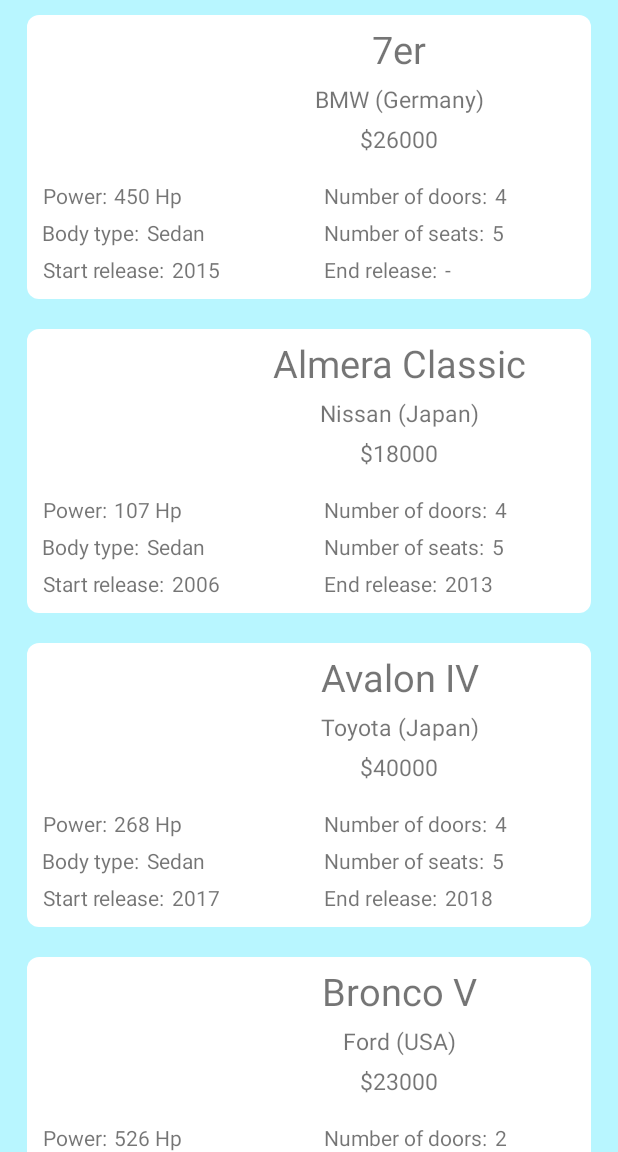
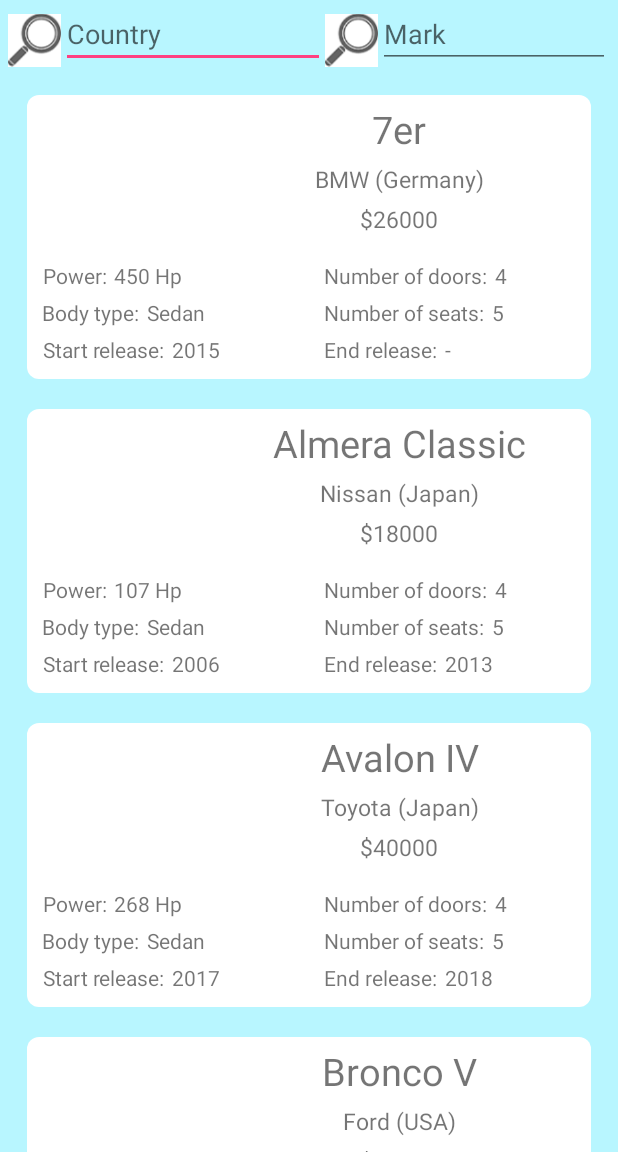
Before and after one commit to Alherd/CarsApp, an Android app: the screen it shows after launch (MainActivity), on a phone screen of 412 x 824 dp, the part 84-1236 px from its top. Run offline under Robolectric (Android 15) with nearby library versions, the phone set to English and light mode, and no system bars; our stand-ins replace Picasso; 1 statement that could not run was skipped.

Commit message:
add filter by country

```diff
--- a/app/src/main/java/com/example/alherd/carapp/activities/CarActivity.java
+++ b/app/src/main/java/com/example/alherd/carapp/activities/CarActivity.java
@@ -41,7 +41,7 @@ public final class CarActivity extends AppCompatActivity implements ActivityComp
     private DatabaseHelperMethods databaseHelperMethods;
     private ImageView mPhotoView;
     private Car car = new Car();
-    Car car1;
+    private Car car1;
 
     @Override
     protected void onCreate(Bundle savedInstanceState) {
@@ -84,7 +84,9 @@ public final class CarActivity extends AppCompatActivity implements ActivityComp
             Bitmap bm = BitmapFactory.decodeStream(is);
             mPhotoView.setImageBitmap(bm);
             try {
-                is.close();
+                if(is!=null){
+                    is.close();
+                }
             } catch (IOException e) {
                 e.printStackTrace();
             }
--- a/app/src/main/java/com/example/alherd/carapp/activities/MainActivity.java
+++ b/app/src/main/java/com/example/alherd/carapp/activities/MainActivity.java
@@ -10,6 +10,8 @@ import android.support.v7.widget.RecyclerView;
 import android.view.Menu;
 import android.view.MenuItem;
 import android.view.View;
+import android.widget.EditText;
+import android.widget.ImageView;
 import android.widget.Toast;
 
 import com.example.alherd.carapp.R;
@@ -18,7 +20,6 @@ import com.example.alherd.carapp.adapter.RecyclerTouchListener;
 import com.example.alherd.carapp.database.DatabaseHelper;
 import com.example.alherd.carapp.database.DatabaseHelperMethods;
 import com.example.alherd.carapp.model.Car;
-import com.example.alherd.carapp.utils.ToastShowing;
 
 public final class MainActivity extends AppCompatActivity {
     private SQLiteDatabase sqLiteDatabase;
@@ -26,6 +27,8 @@ public final class MainActivity extends AppCompatActivity {
     private Cursor cursor;
     private RecyclerView recyclerView;
     private DatabaseHelperMethods databaseHelperMethods;
+    private EditText userFilterCountry;
+    private ImageView imageViewCountry;
 
     @Override
     protected void onCreate(Bundle savedInstanceState) {
@@ -33,13 +36,14 @@ public final class MainActivity extends AppCompatActivity {
         setContentView(R.layout.activity_main);
 
         final DatabaseHelper databaseHelper = new DatabaseHelper(this);
+        userFilterCountry = findViewById(R.id.user_filter_country);
+        imageViewCountry = findViewById(R.id.image_country);
         recyclerView = findViewById(R.id.recycler_view_cars);
         recyclerView.setLayoutManager(new LinearLayoutManager(this));
         sqLiteDatabase = databaseHelper.getWritableDatabase();
         databaseHelperMethods = new DatabaseHelperMethods(this);
-        cursor = getAllItems();
+        cursor = databaseHelperMethods.getAllItems();
         carAdapter = new CarAdapter(this, cursor);
-        //  cursor.close();
         recyclerView.setAdapter(carAdapter);
         carAdapter.notifyDataSetChanged();
 
@@ -58,12 +62,15 @@ public final class MainActivity extends AppCompatActivity {
             }
         }));
 
-    }
-
-    private Cursor getAllItems() {
-        Cursor cursor = sqLiteDatabase.query(DatabaseHelper.TABLE_CAR_MODELS,
-                null, null, null, null, null, DatabaseHelper.COLUMN_NAME_CAR_MODEL);
-        return cursor;
+        imageViewCountry.setOnClickListener(new View.OnClickListener() {
+            @Override
+            public void onClick(View view) {
+                carAdapter = new CarAdapter(MainActivity.this,
+                        databaseHelperMethods.getAllItemsSortByCountry(userFilterCountry.getText().toString()));
+                recyclerView.setAdapter(carAdapter);
+                carAdapter.notifyDataSetChanged();
+            }
+        });
     }
 
     @Override
@@ -89,8 +96,7 @@ public final class MainActivity extends AppCompatActivity {
         if (data == null) {
             return;
         }
-        carAdapter = new CarAdapter(this, getAllItems());
-        //   getAllItems().close();
+        carAdapter = new CarAdapter(this, databaseHelperMethods.getAllItems());
         recyclerView.setAdapter(carAdapter);
         carAdapter.notifyDataSetChanged();
         Toast.makeText(this, "Insert car successful", Toast.LENGTH_SHORT).show();
--- a/app/src/main/java/com/example/alherd/carapp/database/DatabaseHelperMethods.java
+++ b/app/src/main/java/com/example/alherd/carapp/database/DatabaseHelperMethods.java
@@ -144,4 +144,23 @@ public final class DatabaseHelperMethods extends DatabaseHelper {
         cursor.close();
         return car;
     }
+
+    public Cursor getAllItems() {
+        SQLiteDatabase db = this.getReadableDatabase();
+        Cursor cursor = db.query(DatabaseHelper.TABLE_CAR_MODELS,
+                null, null, null, null, null, DatabaseHelper.COLUMN_NAME_CAR_MODEL);
+        return cursor;
+    }
+
+    public Cursor getAllItemsSortByCountry(String country) {
+        if (country.equals("")) {
+            return getAllItems();
+        } else {
+            SQLiteDatabase db = this.getReadableDatabase();
+            Cursor cursor = db.rawQuery("select * from " + TABLE_CAR_MODELS + ", " + TABLE_MANUFACTURERS + ", " + TABLE_CAR_MARKS +
+                    " where " + COLUMN_NAME_COUNTRY_MANUFACTURER + " = '" + country + "' AND " + COLUMN_ID_COUNTRY_CAR_MARK + " = " +
+                    COLUMN_ID_COUNTRY_MANUFACTURER + " AND " + COLUMN_ID_CAR_MODEL_MARK + " = " + COLUMN_ID_CAR_MARK, null);
+            return cursor;
+        }
+    }
 }
--- a/app/src/main/res/layout/activity_main.xml
+++ b/app/src/main/res/layout/activity_main.xml
@@ -1,15 +1,62 @@
 <?xml version="1.0" encoding="utf-8"?>
-<android.support.constraint.ConstraintLayout xmlns:android="http://schemas.android.com/apk/res/android"
+<LinearLayout xmlns:android="http://schemas.android.com/apk/res/android"
     xmlns:app="http://schemas.android.com/apk/res-auto"
     xmlns:tools="http://schemas.android.com/tools"
     android:layout_width="match_parent"
     android:layout_height="match_parent"
     android:background="#B8F6FF"
+    android:orientation="vertical"
     tools:context=".activities.MainActivity">
 
-    <android.support.v7.widget.RecyclerView
-        android:id="@+id/recycler_view_cars"
+    <LinearLayout
+        android:id="@+id/filter"
+        android:layout_width="match_parent"
+        android:layout_height="wrap_content"
+        android:orientation="horizontal"
+        android:paddingLeft="5dp"
+        android:paddingRight="5dp">
+
+        <ImageView
+            android:id="@+id/image_country"
+            android:layout_width="35dp"
+            android:layout_height="wrap_content"
+            android:layout_weight="0"
+            android:src="@drawable/search1" />
+
+        <EditText
+            android:id="@+id/user_filter_country"
+            android:layout_width="wrap_content"
+            android:layout_height="wrap_content"
+            android:layout_weight="0.5"
+            android:hint="@string/country"
+            android:singleLine="true" />
+
+        <ImageView
+            android:id="@+id/image_mark"
+            android:layout_width="35dp"
+            android:layout_height="wrap_content"
+            android:layout_weight="0"
+            android:src="@drawable/search1" />
+
+        <EditText
+            android:id="@+id/user_filer_mark"
+            android:layout_width="wrap_content"
+            android:layout_height="wrap_content"
+            android:layout_weight="0.5"
+            android:hint="@string/mark"
+            android:singleLine="true" />
+    </LinearLayout>
+
+    <LinearLayout
+        android:layout_width="match_parent"
         android:layout_height="match_parent"
-        android:layout_width="match_parent" />
+        app:layout_constraintTop_toBottomOf="@id/filter">
 
-</android.support.constraint.ConstraintLayout>
+        <android.support.v7.widget.RecyclerView
+            android:id="@+id/recycler_view_cars"
+            android:layout_width="match_parent"
+            android:layout_height="match_parent" />
+    </LinearLayout>
+
+
+</LinearLayout>
--- a/app/src/main/res/values/strings.xml
+++ b/app/src/main/res/values/strings.xml
@@ -12,4 +12,7 @@
     <string name="input_title">Please, input title of car</string>
     <string name="input_mark">Please, input mark of car</string>
     <string name="input_cost">Please, input cost of car</string>
+    <string name="search">Search</string>
+    <string name="country">Country</string>
+    <string name="mark">Mark</string>
 </resources>
```
Also changed, not shown: app/src/main/res/drawable/search1.png (added).
